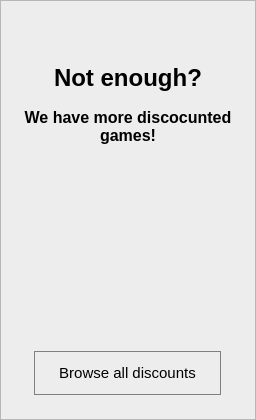
pamugk/nebulae-qt, file widgets/storesalebrowseallcard.ui: the form before one commit.
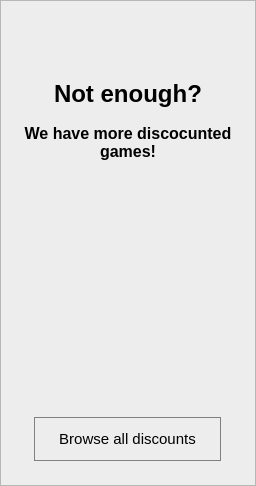
The form after the commit.

```diff
--- a/widgets/storesalebrowseallcard.ui
+++ b/widgets/storesalebrowseallcard.ui
@@ -7,7 +7,7 @@
     <x>0</x>
     <y>0</y>
     <width>256</width>
-    <height>420</height>
+    <height>486</height>
    </rect>
   </property>
   <property name="sizePolicy">
@@ -19,13 +19,13 @@
   <property name="minimumSize">
    <size>
     <width>256</width>
-    <height>0</height>
+    <height>486</height>
    </size>
   </property>
   <property name="maximumSize">
    <size>
     <width>256</width>
-    <height>420</height>
+    <height>486</height>
    </size>
   </property>
   <property name="cursor">
```
